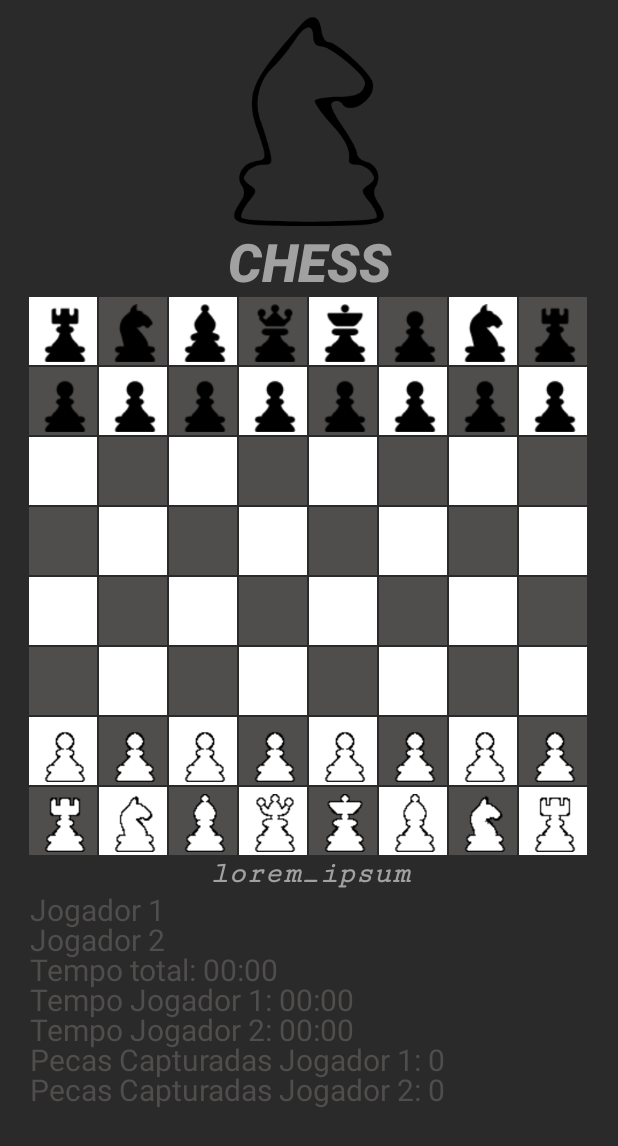
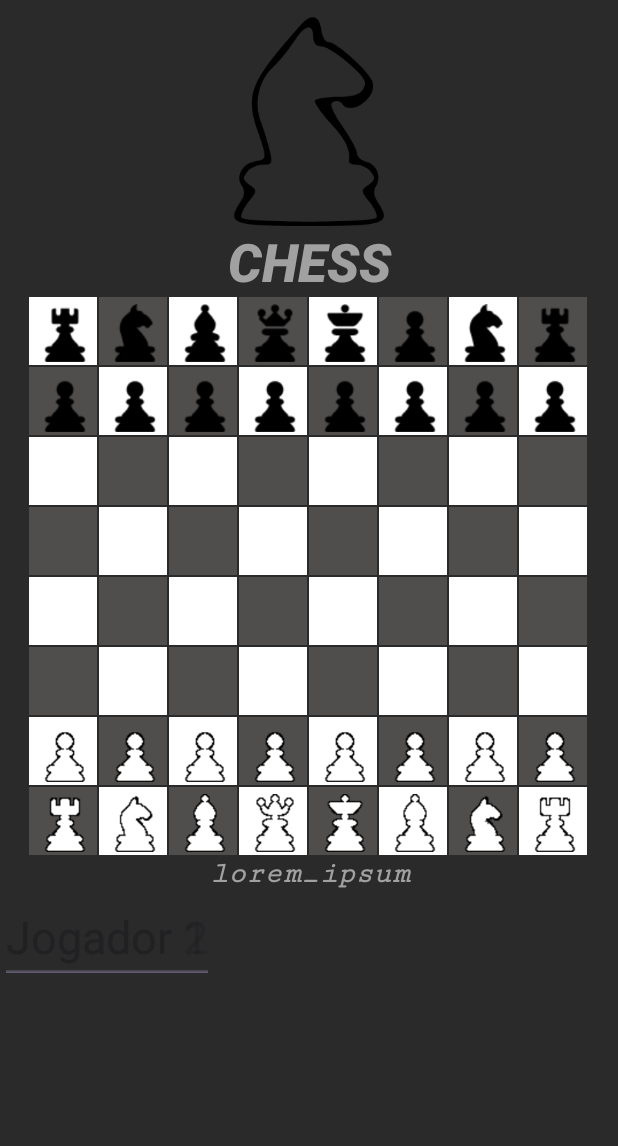
Before and after one commit to AndreGuilhermeCorrea/chess.kt, an Android app: the TabuleiroActivity screen opened directly, with no data from a screen before it, on a phone screen of 412 x 824 dp. Shown: the top 1146 px of the screen. Run offline under Robolectric (Android 15) with nearby library versions, the phone set to English and light mode, and no system bars.

Commit message:
update PainelView

```diff
--- a/app/src/main/java/com/example/xadrez_pt/view/PainelView.kt
+++ b/app/src/main/java/com/example/xadrez_pt/view/PainelView.kt
@@ -1,12 +1,12 @@
 package com.example.xadrez_pt.view
-
 
 import android.annotation.SuppressLint
 import android.content.Context
 import android.graphics.Canvas
 import android.graphics.Paint
 import android.util.AttributeSet
-import android.view.View
+import android.widget.EditText
+import android.widget.RelativeLayout
 import androidx.core.content.ContextCompat
 import com.example.xadrez_pt.R
 
@@ -16,43 +16,56 @@ class PainelView @JvmOverloads constructor(
     context: Context,
     attrs: AttributeSet? = null,
     defStyleAttr: Int = 0
-) : View(context, attrs, defStyleAttr) {
-
-
+) : RelativeLayout(context, attrs, defStyleAttr) {
 
     private val paint = Paint().apply {
         color = ContextCompat.getColor(context, R.color.gray)
         textSize = resources.getDimensionPixelSize(R.dimen.text_size).toFloat()
     }
 
-    private var jogador1 = "Jogador 1"
-    private var jogador2 = "Jogador 2"
-    private var tempoTotal = "Tempo total: 00:00"
-    private var tempoJogador1 = "Tempo Jogador 1: 00:00"
-    private var tempoJogador2 = "Tempo Jogador 2: 00:00"
-    private var pecasCapturadasJogador1 = "Pecas Capturadas Jogador 1: 0"
-    private var pecasCapturadasJogador2 = "Pecas Capturadas Jogador 2: 0"
+    private val jogador1EditText: EditText
+    private val jogador2EditText: EditText
+
+    init {
+        jogador1EditText = EditText(context)
+        jogador1EditText.layoutParams = LayoutParams(
+            LayoutParams.WRAP_CONTENT,
+            LayoutParams.WRAP_CONTENT
+        )
+        jogador1EditText.hint = "Jogador 1"
+        jogador1EditText.setTextColor(ContextCompat.getColor(context, R.color.gray_light))
+        jogador1EditText.textSize = resources.getDimensionPixelSize(R.dimen.text_size).toFloat()
+        addView(jogador1EditText)
+
+        jogador2EditText = EditText(context)
+        jogador2EditText.layoutParams = LayoutParams(
+            LayoutParams.WRAP_CONTENT,
+            LayoutParams.WRAP_CONTENT
+        )
+        jogador2EditText.hint = "Jogador 2"
+        jogador2EditText.setTextColor(ContextCompat.getColor(context, R.color.gray_light))
+        jogador2EditText.textSize = resources.getDimensionPixelSize(R.dimen.text_size).toFloat()
+        addView(jogador2EditText)
+    }
 
     fun setInfo(jogador1: String, jogador2: String) {
-        this.jogador1 = jogador1
-        this.jogador2 = jogador2
+        jogador1EditText.setText(jogador1)
+        jogador2EditText.setText(jogador2)
         invalidate()
     }
 
     fun setTempoTotal(tempoTotal: String) {
-        this.tempoTotal = "Tempo total: $tempoTotal"
+        // Lógica para atualizar tempo total
         invalidate()
     }
 
     fun setTempoJogadores(tempoJogador1: String, tempoJogador2: String) {
-        this.tempoJogador1 = "Tempo $jogador1: $tempoJogador1"
-        this.tempoJogador2 = "Tempo $jogador2: $tempoJogador2"
+        // Lógica para atualizar tempos dos jogadores
         invalidate()
     }
 
     fun setPecasCapturadas(pecasCapturadasJogador1: Int, pecasCapturadasJogador2: Int) {
-        this.pecasCapturadasJogador1 = "Pecas Capturadas $jogador1: $pecasCapturadasJogador1"
-        this.pecasCapturadasJogador2 = "Pecas Capturadas $jogador2: $pecasCapturadasJogador2"
+        // Lógica para atualizar peças capturadas
         invalidate()
     }
 
@@ -61,12 +74,18 @@ class PainelView @JvmOverloads constructor(
 
         val spacing = resources.getDimensionPixelSize(R.dimen.text_spacing).toFloat()
 
-        canvas.drawText(jogador1, spacing, spacing, paint)
-        canvas.drawText(jogador2, spacing, 2 * spacing, paint)
-        canvas.drawText(tempoTotal, spacing, 3 * spacing, paint)
-        canvas.drawText(tempoJogador1, spacing, 4 * spacing, paint)
-        canvas.drawText(tempoJogador2, spacing, 5 * spacing, paint)
-        canvas.drawText(pecasCapturadasJogador1, spacing, 6 * spacing, paint)
-        canvas.drawText(pecasCapturadasJogador2, spacing, 7 * spacing, paint)
+        val textLines = listOf(
+            "Jogador 1: ${jogador1EditText.text}",
+            "Jogador 2: ${jogador2EditText.text}",
+            "Tempo total: 00:00", // Adicione lógica para obter o tempo total
+            "Tempo Jogador 1: 00:00", // Adicione lógica para obter o tempo do jogador 1
+            "Tempo Jogador 2: 00:00", // Adicione lógica para obter o tempo do jogador 2
+            "Pecas Capturadas Jogador 1: 0", // Adicione lógica para obter peças capturadas do jogador 1
+            "Pecas Capturadas Jogador 2: 0"  // Adicione lógica para obter peças capturadas do jogador 2
+        )
+
+        for ((index, text) in textLines.withIndex()) {
+            canvas.drawText(text, spacing, (index + 1) * spacing, paint)
+        }
     }
 }
```
